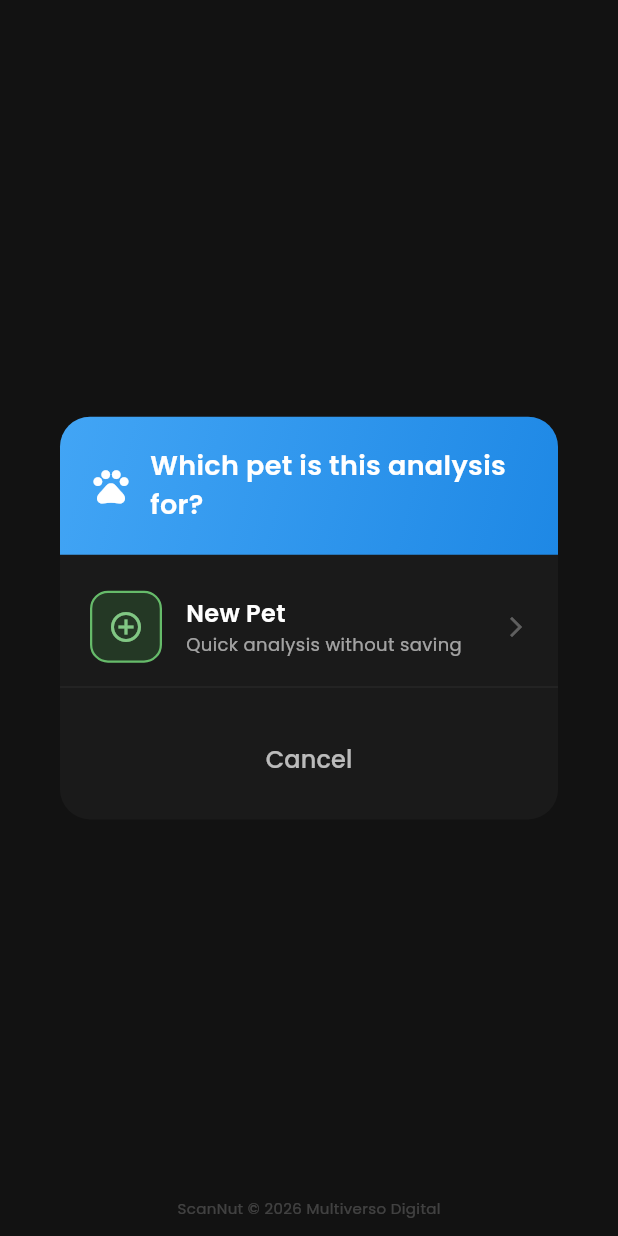
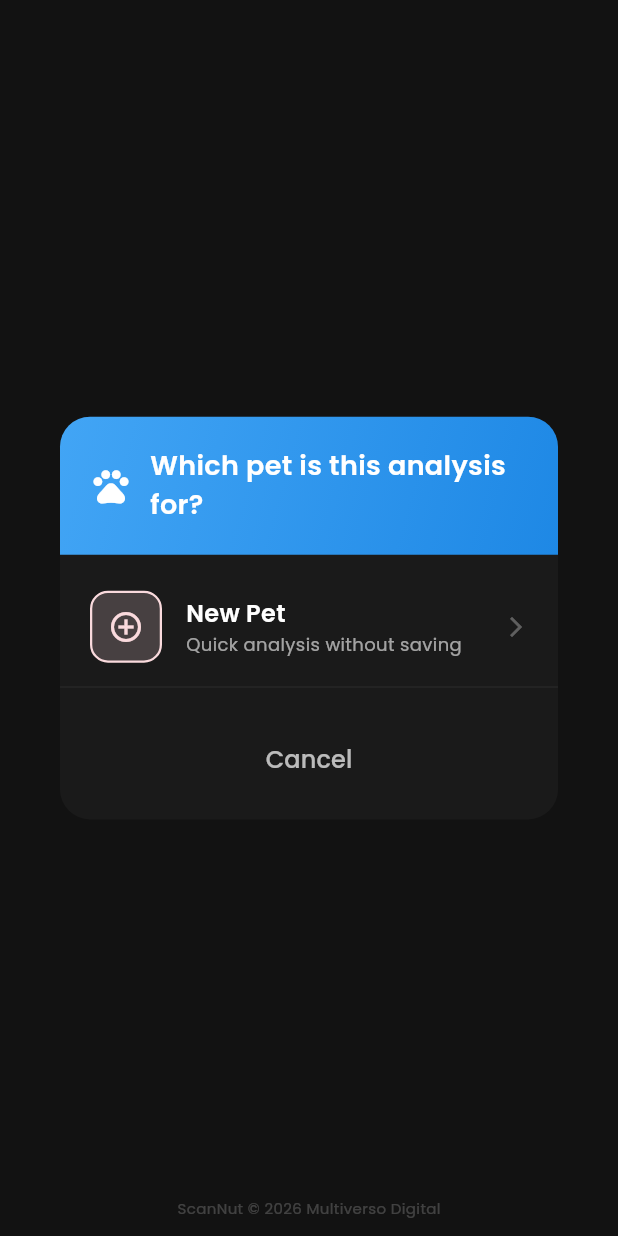
Before and after one commit to abreuretto72/ScanNut, a Flutter app: the PetSelectionDialog widget shown alone on an empty page, opened directly with empty values, on a phone screen of 412 x 824 dp. Run offline on Flutter 3.47's test engine with Material 3 defaults, Android fonts, the phone set to English and light mode, and no system bars; our stand-ins replace auto_size_text, camera, dio, file_picker, fl_chart, flutter_dotenv and 21 more; missing offline and left inert: flutter_google_places_sdk, google_mlkit_text_recognition, purchases_flutter; accounts and stored records are empty; statements that could not run were skipped.

Commit message:
Pet UI: Complete green to pink migration in selection dialog and partial fixes

```diff
--- a/lib/features/pet/presentation/widgets/pet_selection_dialog.dart
+++ b/lib/features/pet/presentation/widgets/pet_selection_dialog.dart
@@ -1,6 +1,7 @@
 import 'package:flutter/material.dart';
 import 'package:google_fonts/google_fonts.dart';
 import '../../../../l10n/app_localizations.dart';
+import '../../../../core/theme/app_design.dart';
 
 /// Dialog for selecting a pet from registered pets or creating a new analysis
 class PetSelectionDialog extends StatelessWidget {
@@ -141,12 +142,12 @@ class PetSelectionDialog extends StatelessWidget {
               height: 48,
               decoration: BoxDecoration(
                 color: isNew
-                    ? Colors.green.withOpacity(0.2)
+                    ? AppDesign.petPink.withOpacity(0.2)
                     : Colors.blue.withOpacity(0.2),
                 borderRadius: BorderRadius.circular(12),
                 border: Border.all(
                   color: isNew
-                      ? Colors.green.shade400
+                      ? AppDesign.petPink
                       : Colors.blue.shade400,
                   width: 1.5,
                 ),
@@ -154,7 +155,7 @@ class PetSelectionDialog extends StatelessWidget {
               child: Icon(
                 isNew ? Icons.add_circle_outline : Icons.pets,
                 color: isNew
-                    ? Colors.green.shade300
+                    ? AppDesign.petPink
                     : Colors.blue.shade300,
                 size: 24,
               ),
```
